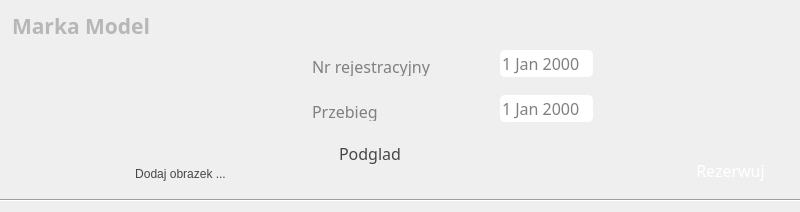
Before: the Qt Designer form carblock.ui in RStravinsky/CarReservation, drawn with Qt 5.
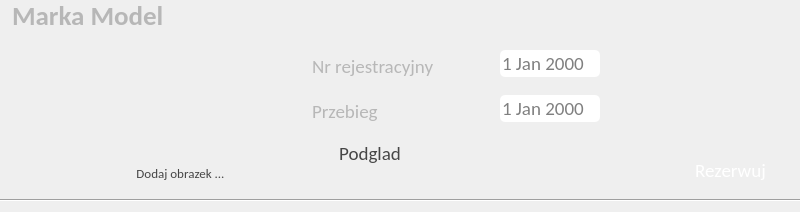
After: the same form once the commit is applied. Icons and pictures are not drawn.

Patch:
```diff
--- a/carblock.ui
+++ b/carblock.ui
@@ -82,8 +82,8 @@
    </property>
    <property name="font">
     <font>
-     <family>Sans</family>
-     <pointsize>12</pointsize>
+     <family>Calibri</family>
+     <pointsize>14</pointsize>
     </font>
    </property>
    <property name="styleSheet">
@@ -238,7 +238,7 @@
   <widget class="QPushButton" name="btnAddInsurance">
    <property name="geometry">
     <rect>
-     <x>594</x>
+     <x>597</x>
      <y>52</y>
      <width>31</width>
      <height>27</height>
@@ -264,7 +264,7 @@
   <widget class="QPushButton" name="btnAddInspection">
    <property name="geometry">
     <rect>
-     <x>594</x>
+     <x>597</x>
      <y>97</y>
      <width>31</width>
      <height>27</height>
@@ -292,14 +292,14 @@
     <rect>
      <x>500</x>
      <y>50</y>
-     <width>93</width>
+     <width>100</width>
      <height>27</height>
     </rect>
    </property>
    <property name="font">
     <font>
-     <family>Sans</family>
-     <pointsize>12</pointsize>
+     <family>Calibri</family>
+     <pointsize>14</pointsize>
     </font>
    </property>
    <property name="styleSheet">
@@ -319,14 +319,14 @@
     <rect>
      <x>500</x>
      <y>95</y>
-     <width>93</width>
+     <width>100</width>
      <height>27</height>
     </rect>
    </property>
    <property name="font">
     <font>
-     <family>Sans</family>
-     <pointsize>12</pointsize>
+     <family>Calibri</family>
+     <pointsize>14</pointsize>
     </font>
    </property>
    <property name="styleSheet">
@@ -368,8 +368,8 @@
    </property>
    <property name="font">
     <font>
-     <family>Sans</family>
-     <pointsize>12</pointsize>
+     <family>Calibri</family>
+     <pointsize>14</pointsize>
     </font>
    </property>
    <property name="styleSheet">
@@ -407,8 +407,8 @@
    </property>
    <property name="font">
     <font>
-     <family>Sans</family>
-     <pointsize>12</pointsize>
+     <family>Calibri</family>
+     <pointsize>14</pointsize>
     </font>
    </property>
    <property name="styleSheet">
@@ -417,11 +417,14 @@
 background-color:transparent</string>
    </property>
    <property name="text">
+    <string/>
+   </property>
+   <property name="readOnly">
+    <bool>true</bool>
+   </property>
+   <property name="placeholderText">
     <string>Nr rejestracyjny</string>
    </property>
-   <property name="readOnly">
-    <bool>true</bool>
-   </property>
   </widget>
   <widget class="QLineEdit" name="lblMileage">
    <property name="geometry">
@@ -434,8 +437,8 @@
    </property>
    <property name="font">
     <font>
-     <family>Sans</family>
-     <pointsize>12</pointsize>
+     <family>Calibri</family>
+     <pointsize>14</pointsize>
     </font>
    </property>
    <property name="styleSheet">
@@ -444,25 +447,28 @@
 background-color:transparent</string>
    </property>
    <property name="text">
+    <string/>
+   </property>
+   <property name="readOnly">
+    <bool>true</bool>
+   </property>
+   <property name="placeholderText">
     <string>Przebieg</string>
    </property>
-   <property name="readOnly">
-    <bool>true</bool>
-   </property>
   </widget>
   <widget class="QLineEdit" name="lblCarName">
    <property name="geometry">
     <rect>
      <x>10</x>
-     <y>10</y>
+     <y>0</y>
      <width>401</width>
      <height>31</height>
     </rect>
    </property>
    <property name="font">
     <font>
-     <family>Sans</family>
-     <pointsize>16</pointsize>
+     <family>Calibri</family>
+     <pointsize>20</pointsize>
      <weight>75</weight>
      <bold>true</bold>
     </font>
@@ -491,6 +497,12 @@
      <height>27</height>
     </rect>
    </property>
+   <property name="font">
+    <font>
+     <family>Calibri</family>
+     <pointsize>10</pointsize>
+    </font>
+   </property>
    <property name="styleSheet">
     <string notr="true">QPushButton:hover {
 border-radius: 5px;
```
